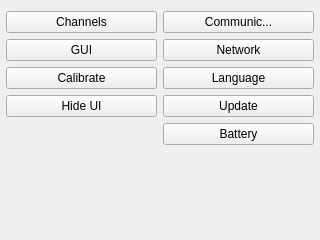
kipr/botui, file ui/SettingsWidget.ui: the form before one commit.
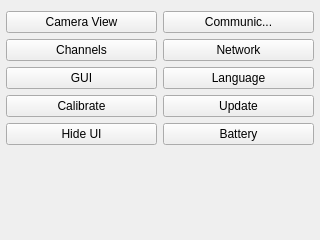
The form after the commit. Icons and pictures are not drawn.

Commit message:
Added user settings for camera viewer
Resolves #14. Can toggle bbox and show blob labels

```diff
--- a/ui/SettingsWidget.ui
+++ b/ui/SettingsWidget.ui
@@ -27,6 +27,17 @@
     <layout class="QHBoxLayout" name="horizontalLayout">
      <item>
       <layout class="QVBoxLayout" name="verticalLayout_3">
+       <item>
+        <widget class="QPushButton" name="cameraView">
+         <property name="text">
+          <string>Camera View</string>
+         </property>
+         <property name="icon">
+          <iconset resource="../rc/icons.qrc">
+           <normaloff>:/icons/camera.png</normaloff>:/icons/camera.png</iconset>
+         </property>
+        </widget>
+       </item>
        <item>
         <widget class="QPushButton" name="channels">
          <property name="text">
```
The commit also changes 9 other files.
